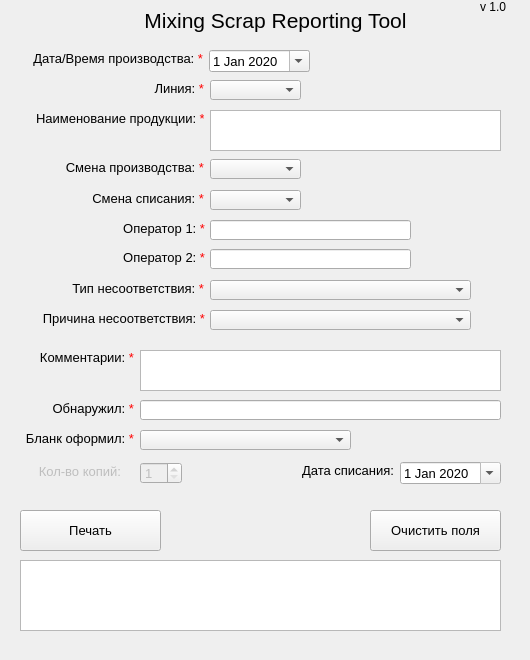
Qt form main_window.ui (EvgenyMinikh/Mixing-Scrap-Reporting-Tool) before a commit.
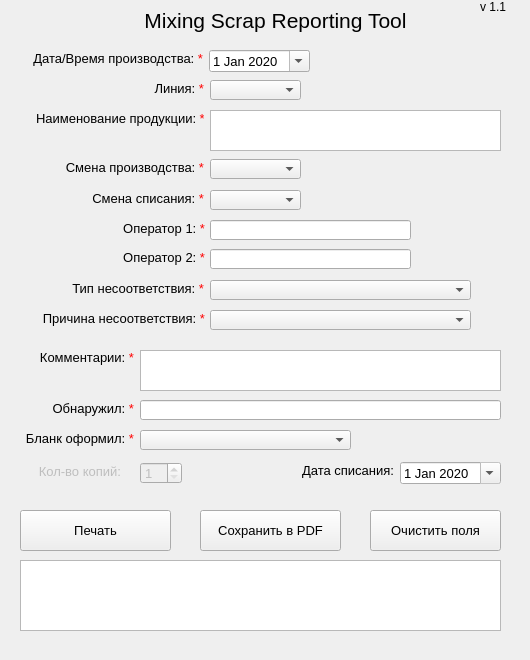
The same form after that commit.

What changed in the file:
```diff
--- a/main_window.ui
+++ b/main_window.ui
@@ -66,7 +66,7 @@
      </rect>
     </property>
     <property name="text">
-     <string>v 1.0</string>
+     <string>v 1.1</string>
     </property>
    </widget>
    <widget class="QPlainTextEdit" name="plainTextEdit_StatusField">
@@ -90,7 +90,7 @@
      <rect>
       <x>20</x>
       <y>510</y>
-      <width>141</width>
+      <width>151</width>
       <height>41</height>
      </rect>
     </property>
@@ -607,6 +607,24 @@
      <number>1</number>
     </property>
    </widget>
+   <widget class="QPushButton" name="pushButton_Saveto_PDF">
+    <property name="geometry">
+     <rect>
+      <x>200</x>
+      <y>510</y>
+      <width>141</width>
+      <height>41</height>
+     </rect>
+    </property>
+    <property name="font">
+     <font>
+      <pointsize>10</pointsize>
+     </font>
+    </property>
+    <property name="text">
+     <string>Сохранить в PDF</string>
+    </property>
+   </widget>
   </widget>
   <widget class="QMenuBar" name="menubar">
    <property name="geometry">
```
